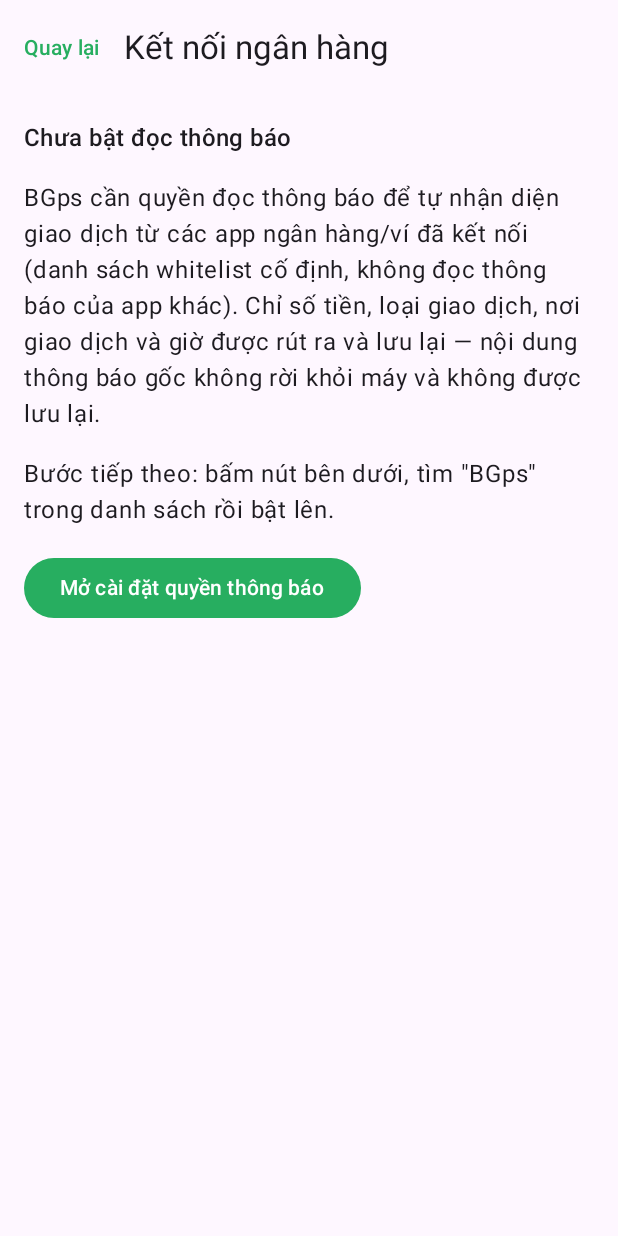
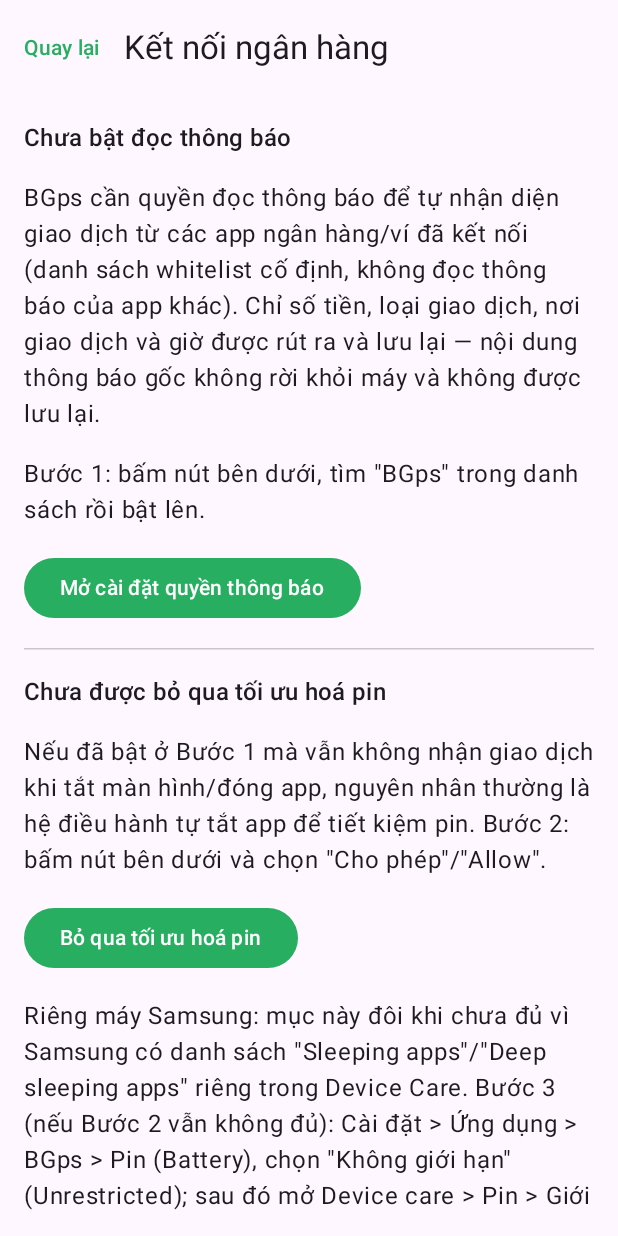
Before and after one commit to ArthurMrngst/BGPS, an Android app built with Jetpack Compose: the NotificationAccessScreen screen opened through its navigation route, on a phone screen of 412 x 824 dp. Run offline under Robolectric (Android 15) with nearby library versions, the phone set to English and light mode, and no system bars; our stand-ins replace Dagger/Hilt's generated code.

Commit message:
fix: xin bỏ qua tối ưu hoá pin để service đọc thông báo không bị hệ điều hành dừng khi chạy nền
NotificationListenerService vốn đã chạy nền độc lập với UI, nhưng trên máy
thật (đã xác nhận trên Samsung) hệ điều hành/trình quản lý pin riêng của
hãng có thể tự dừng app khi tắt màn hình, khiến không nhận được giao dịch
mới dù quyền đọc thông báo đã bật.

Thêm bước 2 trong màn Kết nối ngân hàng: nút xin bỏ qua tối ưu hoá pin
(ACTION_REQUEST_IGNORE_BATTERY_OPTIMIZATIONS, cần quyền
REQUEST_IGNORE_BATTERY_OPTIMIZATIONS trong manifest) + trạng thái tự kiểm
tra lại khi quay lại màn hình. Thêm ghi chú riêng cho Samsung (bước 3): mục
Pin trong Cài đặt ứng dụng cần ở "Không giới hạn", và kiểm tra Device Care
không xếp app vào danh sách "Sleeping apps"/"Deep sleeping apps" vì đây là
cơ chế riêng của Samsung, không tắt được bằng API chuẩn của Android.

Banner trên danh sách giao dịch giờ cũng bắt luôn trường hợp đã bật quyền
thông báo nhưng chưa bỏ qua tối ưu hoá pin, không chỉ ẩn đi sau bước 1.

Verify trên emulator: nút bỏ qua tối ưu hoá pin mở đúng hộp thoại hệ thống,
trạng thái "Đã được bỏ qua tối ưu hoá pin" cập nhật đúng sau khi xác nhận.
Chưa verify được phần Device Care của Samsung vì không có máy Samsung/
emulator mô phỏng được UI hãng.

Co-Authored-By: Claude Sonnet 5 <noreply@anthropic.com>

```diff
--- a/app/src/main/AndroidManifest.xml
+++ b/app/src/main/AndroidManifest.xml
@@ -7,6 +7,7 @@
     <uses-permission android:name="android.permission.ACCESS_BACKGROUND_LOCATION" />
     <uses-permission android:name="android.permission.ACTIVITY_RECOGNITION" />
     <uses-permission android:name="android.permission.CAMERA" />
+    <uses-permission android:name="android.permission.REQUEST_IGNORE_BATTERY_OPTIMIZATIONS" />
 
     <application
         android:name=".BGpsApplication"
--- /dev/null
+++ b/app/src/main/java/com/example/bgps/notification/BatteryOptimization.kt
@@ -0,0 +1,13 @@
+package com.example.bgps.notification
+
+import android.content.Context
+import android.os.PowerManager
+
+// Doze/App Standby có thể "ngủ đông" tiến trình app, kể cả khi
+// NotificationListenerService đã được cấp quyền — hay gặp nhất trên các máy
+// Samsung/Xiaomi/Oppo có trình quản lý pin riêng ngoài Android gốc. Việc
+// được đưa vào danh sách "bỏ qua tối ưu hoá pin" giúp giảm khả năng bị dừng.
+fun isIgnoringBatteryOptimizations(context: Context): Boolean {
+    val powerManager = context.getSystemService(Context.POWER_SERVICE) as PowerManager
+    return powerManager.isIgnoringBatteryOptimizations(context.packageName)
+}
--- a/app/src/main/java/com/example/bgps/ui/notifications/NotificationAccessScreen.kt
+++ b/app/src/main/java/com/example/bgps/ui/notifications/NotificationAccessScreen.kt
@@ -3,6 +3,7 @@
 package com.example.bgps.ui.notifications
 
 import android.content.Intent
+import android.net.Uri
 import android.provider.Settings
 import androidx.compose.foundation.layout.Arrangement
 import androidx.compose.foundation.layout.Column
@@ -10,7 +11,9 @@ import androidx.compose.foundation.layout.fillMaxSize
 import androidx.compose.foundation.layout.padding
 import androidx.compose.material3.Button
 import androidx.compose.material3.ExperimentalMaterial3Api
+import androidx.compose.material3.HorizontalDivider
 import androidx.compose.material3.MaterialTheme
+import androidx.compose.material3.OutlinedButton
 import androidx.compose.material3.Scaffold
 import androidx.compose.material3.Text
 import androidx.compose.material3.TextButton
@@ -27,21 +30,23 @@ import androidx.compose.ui.platform.LocalLifecycleOwner
 import androidx.compose.ui.unit.dp
 import androidx.lifecycle.Lifecycle
 import androidx.lifecycle.LifecycleEventObserver
+import com.example.bgps.notification.isIgnoringBatteryOptimizations
 import com.example.bgps.notification.isNotificationAccessGranted
 
 @Composable
 fun NotificationAccessScreen(onBack: () -> Unit) {
     val context = LocalContext.current
     val lifecycleOwner = LocalLifecycleOwner.current
-    var granted by remember { mutableStateOf(isNotificationAccessGranted(context)) }
+    var notificationGranted by remember { mutableStateOf(isNotificationAccessGranted(context)) }
+    var batteryExempt by remember { mutableStateOf(isIgnoringBatteryOptimizations(context)) }
 
-    // Người dùng bật quyền trong màn Cài đặt rồi quay lại app (không phải
-    // runtime permission dialog), nên phải tự kiểm tra lại mỗi lần màn này
-    // resume thay vì chỉ đọc một lần lúc vào màn.
+    // Cả hai trạng thái này chỉ đổi được qua màn Cài đặt hệ thống, không phải
+    // dialog xin quyền trong app, nên phải tự kiểm tra lại mỗi lần quay về.
     DisposableEffect(lifecycleOwner) {
         val observer = LifecycleEventObserver { _, event ->
             if (event == Lifecycle.Event.ON_RESUME) {
-                granted = isNotificationAccessGranted(context)
+                notificationGranted = isNotificationAccessGranted(context)
+                batteryExempt = isIgnoringBatteryOptimizations(context)
             }
         }
         lifecycleOwner.lifecycle.addObserver(observer)
@@ -61,7 +66,7 @@ fun NotificationAccessScreen(onBack: () -> Unit) {
             verticalArrangement = Arrangement.spacedBy(16.dp)
         ) {
             Text(
-                text = if (granted) "Đã bật đọc thông báo" else "Chưa bật đọc thông báo",
+                text = if (notificationGranted) "Đã bật đọc thông báo" else "Chưa bật đọc thông báo",
                 style = MaterialTheme.typography.titleMedium
             )
             Text(
@@ -72,13 +77,53 @@ fun NotificationAccessScreen(onBack: () -> Unit) {
                     "không rời khỏi máy và không được lưu lại."
             )
             Text(
-                "Bước tiếp theo: bấm nút bên dưới, tìm \"BGps\" trong danh sách rồi bật lên."
+                "Bước 1: bấm nút bên dưới, tìm \"BGps\" trong danh sách rồi bật lên."
             )
             Button(onClick = {
                 context.startActivity(Intent(Settings.ACTION_NOTIFICATION_LISTENER_SETTINGS))
             }) {
                 Text("Mở cài đặt quyền thông báo")
             }
+
+            HorizontalDivider()
+
+            Text(
+                text = if (batteryExempt) "Đã được bỏ qua tối ưu hoá pin" else "Chưa được bỏ qua tối ưu hoá pin",
+                style = MaterialTheme.typography.titleMedium
+            )
+            Text(
+                "Nếu đã bật ở Bước 1 mà vẫn không nhận giao dịch khi tắt màn hình/" +
+                    "đóng app, nguyên nhân thường là hệ điều hành tự tắt app để tiết " +
+                    "kiệm pin. Bước 2: bấm nút bên dưới và chọn \"Cho phép\"/\"Allow\"."
+            )
+            Button(onClick = {
+                context.startActivity(
+                    Intent(
+                        Settings.ACTION_REQUEST_IGNORE_BATTERY_OPTIMIZATIONS,
+                        Uri.parse("package:${context.packageName}")
+                    )
+                )
+            }) {
+                Text("Bỏ qua tối ưu hoá pin")
+            }
+            Text(
+                "Riêng máy Samsung: mục này đôi khi chưa đủ vì Samsung có danh sách " +
+                    "\"Sleeping apps\"/\"Deep sleeping apps\" riêng trong Device Care. " +
+                    "Bước 3 (nếu Bước 2 vẫn không đủ): Cài đặt > Ứng dụng > BGps > Pin " +
+                    "(Battery), chọn \"Không giới hạn\" (Unrestricted); sau đó mở Device " +
+                    "care > Pin > Giới hạn sử dụng nền, gỡ BGps khỏi danh sách app ngủ " +
+                    "nếu có."
+            )
+            OutlinedButton(onClick = {
+                context.startActivity(
+                    Intent(
+                        Settings.ACTION_APPLICATION_DETAILS_SETTINGS,
+                        Uri.parse("package:${context.packageName}")
+                    )
+                )
+            }) {
+                Text("Mở thông tin ứng dụng")
+            }
         }
     }
 }
--- a/app/src/main/java/com/example/bgps/ui/transactions/TransactionListScreen.kt
+++ b/app/src/main/java/com/example/bgps/ui/transactions/TransactionListScreen.kt
@@ -39,6 +39,7 @@ import androidx.lifecycle.Lifecycle
 import androidx.lifecycle.LifecycleEventObserver
 import com.example.bgps.data.database.TransactionEntity
 import com.example.bgps.data.database.TransactionType
+import com.example.bgps.notification.isIgnoringBatteryOptimizations
 import com.example.bgps.notification.isNotificationAccessGranted
 import com.example.bgps.ui.theme.ExpenseOrange
 import com.example.bgps.ui.theme.IncomeBlue
@@ -58,10 +59,12 @@ fun TransactionListScreen(
     val context = LocalContext.current
     val lifecycleOwner = LocalLifecycleOwner.current
     var notificationAccessGranted by remember { mutableStateOf(isNotificationAccessGranted(context)) }
+    var batteryExempt by remember { mutableStateOf(isIgnoringBatteryOptimizations(context)) }
     DisposableEffect(lifecycleOwner) {
         val observer = LifecycleEventObserver { _, event ->
             if (event == Lifecycle.Event.ON_RESUME) {
                 notificationAccessGranted = isNotificationAccessGranted(context)
+                batteryExempt = isIgnoringBatteryOptimizations(context)
             }
         }
         lifecycleOwner.lifecycle.addObserver(observer)
@@ -74,8 +77,11 @@ fun TransactionListScreen(
         }
     ) { innerPadding ->
         Column(modifier = Modifier.fillMaxSize().padding(innerPadding)) {
-            if (!notificationAccessGranted) {
-                NotificationAccessBanner(onClick = onOpenNotificationAccess)
+            if (!notificationAccessGranted || !batteryExempt) {
+                NotificationAccessBanner(
+                    batteryStepNeeded = notificationAccessGranted && !batteryExempt,
+                    onClick = onOpenNotificationAccess
+                )
             }
             if (transactions.isEmpty()) {
                 Box(
@@ -101,7 +107,7 @@ fun TransactionListScreen(
 }
 
 @Composable
-private fun NotificationAccessBanner(onClick: () -> Unit) {
+private fun NotificationAccessBanner(batteryStepNeeded: Boolean, onClick: () -> Unit) {
     Card(
         onClick = onClick,
         modifier = Modifier.fillMaxWidth().padding(16.dp)
@@ -109,7 +115,12 @@ private fun NotificationAccessBanner(onClick: () -> Unit) {
         Column(modifier = Modifier.padding(16.dp), verticalArrangement = Arrangement.spacedBy(4.dp)) {
             Text("Tự động ghi giao dịch từ ngân hàng", style = MaterialTheme.typography.titleSmall)
             Text(
-                "Bật đọc thông báo để BGps tự nhận giao dịch từ app ngân hàng/ví đã kết nối.",
+                if (batteryStepNeeded) {
+                    "Đã bật đọc thông báo, nhưng máy có thể tự tắt app khi tắt màn " +
+                        "hình. Bấm vào đây để bỏ qua tối ưu hoá pin cho BGps."
+                } else {
+                    "Bật đọc thông báo để BGps tự nhận giao dịch từ app ngân hàng/ví đã kết nối."
+                },
                 style = MaterialTheme.typography.bodyMedium
             )
         }
```
